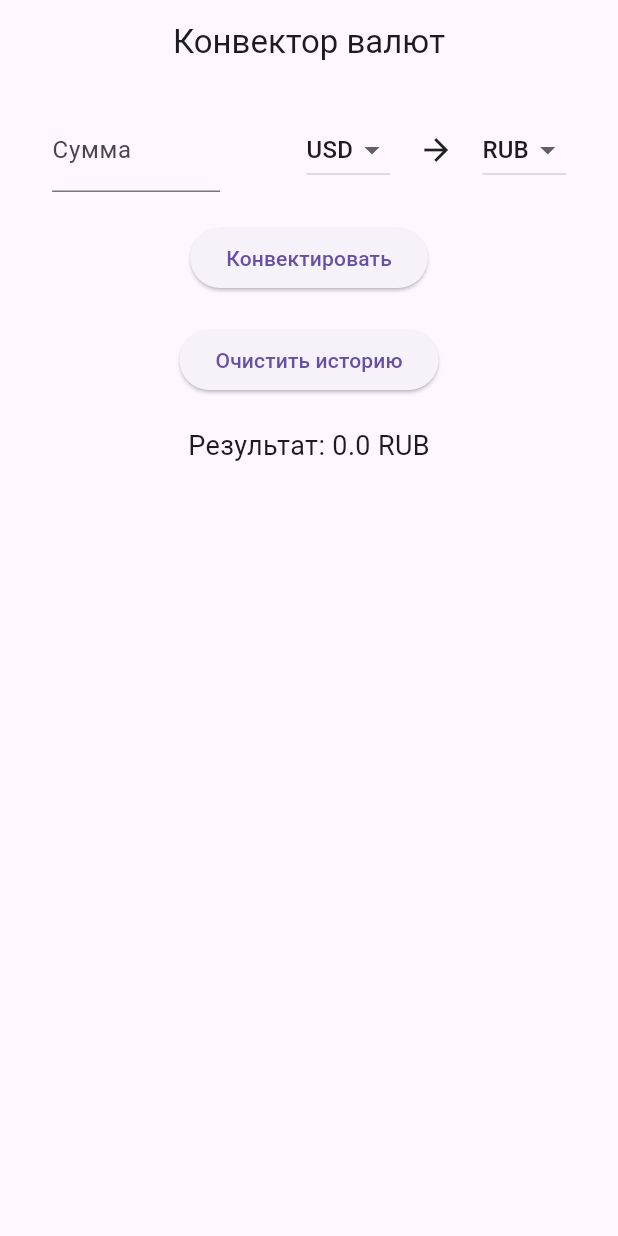
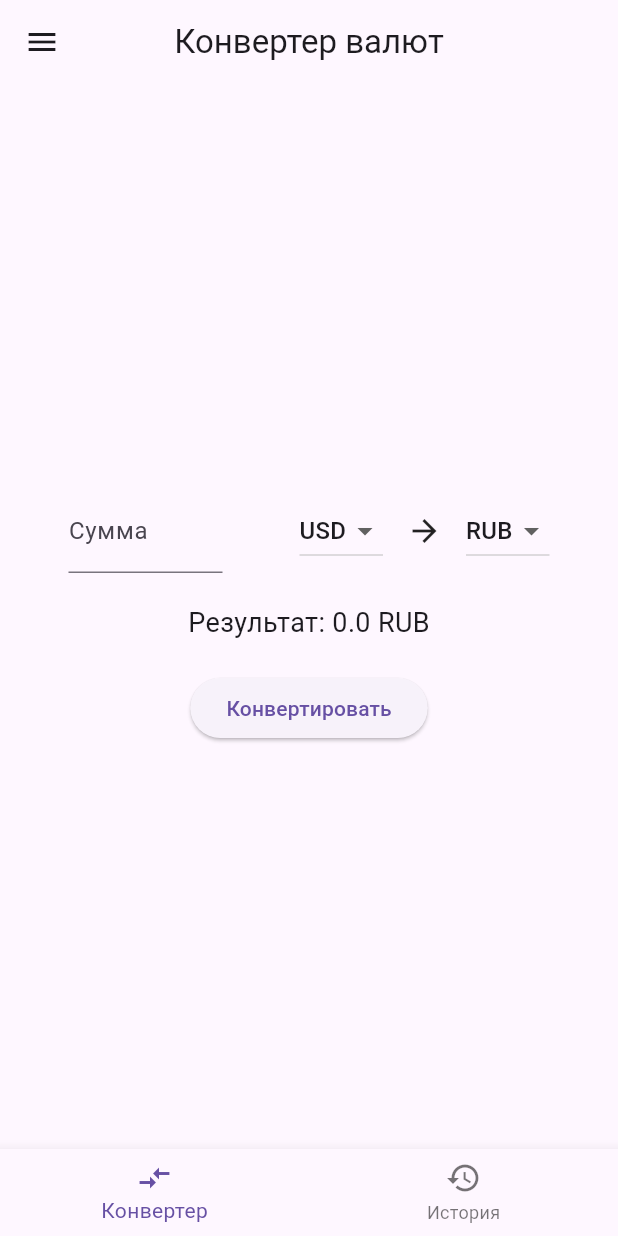
Before and after one commit to Sodx1/idz, a Flutter app: the screen it shows after launch, on a phone screen of 412 x 824 dp. Run offline on Flutter 3.47's test engine with Material 3 defaults, Android fonts, the phone set to English and light mode, and no system bars; our stand-ins replace sqflite; accounts and stored records are empty.

Commit message:
final ya zhmyrik

```diff
--- a/lib/main.dart
+++ b/lib/main.dart
@@ -7,6 +7,8 @@ import 'package:intl/intl.dart';
 import 'package:sqflite/sqflite.dart';
 import 'package:path/path.dart' as Path;
 import 'package:path_provider/path_provider.dart';
+
+import 'historical_page.dart';
 
 void main() {
   runApp(MyApp());
@@ -34,7 +36,7 @@ class MyApp extends StatelessWidget {
   @override
   Widget build(BuildContext context) {
     return MaterialApp(
-      title: 'Конвектор валют',
+      title: 'Currency Converter',
       home: CurrencyConverter(),
     );
   }
@@ -54,6 +56,8 @@ class _CurrencyConverterState extends State<CurrencyConverter> {
   List<ConversionHistory> conversionHistory = [];
 
   late Database _database;
+
+  int _currentIndex = 0;
 
   @override
   void initState() {
@@ -112,7 +116,6 @@ class _CurrencyConverterState extends State<CurrencyConverter> {
     }
   }
 
-  // Метод для удаления всех записей из истории
   Future<void> clearConversionHistory() async {
     await _database.delete('conversion_history');
     loadConversionHistory();
@@ -139,7 +142,6 @@ class _CurrencyConverterState extends State<CurrencyConverter> {
           setState(() {
             result = data['result'];
 
-            // Добавление записи в историю
             conversionHistory.add(ConversionHistory(
               id: 0,
               timestamp: DateTime.now(),
@@ -149,7 +151,6 @@ class _CurrencyConverterState extends State<CurrencyConverter> {
               result: result,
             ));
 
-            // Сохранение истории
             saveConversionHistory();
           });
         } else {
@@ -174,17 +175,69 @@ class _CurrencyConverterState extends State<CurrencyConverter> {
     );
   }
 
-
-
   @override
   Widget build(BuildContext context) {
     return Scaffold(
       appBar: AppBar(
-        title: Text('Конвектор валют'),
+        title: Text('Конвертер валют'),
         centerTitle: true,
       ),
-      body: Container(
-        padding: const EdgeInsets.all(16.0),
+      drawer: _buildDrawer(),
+      body: _currentIndex == 0
+          ? _buildConversionPage()
+          : _buildHistoryPage(),
+      bottomNavigationBar: BottomNavigationBar(
+        currentIndex: _currentIndex,
+        onTap: (index) {
+          setState(() {
+            _currentIndex = index;
+          });
+        },
+        items: [
+          BottomNavigationBarItem(
+            icon: Icon(Icons.compare_arrows),
+            label: 'Конвертер',
+          ),
+          BottomNavigationBarItem(
+            icon: Icon(Icons.history),
+            label: 'История',
+          ),
+        ],
+      ),
+    );
+  }
+
+  Widget _buildDrawer() {
+    return Drawer(
+      child: ListView(
+        children: [
+          ListTile(
+            title: Text('Конвертировать валюту'),
+            onTap: () {
+              setState(() {
+                _currentIndex = 0;
+                Navigator.pop(context); // Закрываем меню
+              });
+            },
+          ),
+          ListTile(
+            title: Text('Просмотреть валюту по дате'),
+            onTap: () async {
+              Navigator.push(
+                context,
+                MaterialPageRoute(builder: (context) => HistoricalPage()),
+              );
+            },
+          ),
+        ],
+      ),
+    );
+  }
+
+  Widget _buildConversionPage() {
+    return Container(
+      padding: const EdgeInsets.all(30.0),
+
       child: Column(
         mainAxisAlignment: MainAxisAlignment.center,
         crossAxisAlignment: CrossAxisAlignment.center,
@@ -212,7 +265,7 @@ class _CurrencyConverterState extends State<CurrencyConverter> {
                       fromCurrency = newValue!;
                     });
                   },
-                    items: <String>['USD', 'EUR', 'GBP', 'JPY', 'RUB',"AED","AFN"]
+                  items: <String>['USD', 'EUR', 'GBP', 'JPY', 'RUB', 'AED']
                       .map<DropdownMenuItem<String>>((String value) {
                     return DropdownMenuItem<String>(
                       value: value,
@@ -230,7 +283,7 @@ class _CurrencyConverterState extends State<CurrencyConverter> {
                       toCurrency = newValue!;
                     });
                   },
-                    items: <String>['USD', 'EUR', 'GBP', 'JPY', 'RUB',"AED","AFN"]
+                  items: <String>['USD', 'EUR', 'GBP', 'JPY', 'RUB', 'AED']
                       .map<DropdownMenuItem<String>>((String value) {
                     return DropdownMenuItem<String>(
                       value: value,
@@ -242,21 +295,32 @@ class _CurrencyConverterState extends State<CurrencyConverter> {
             ],
           ),
           SizedBox(height: 20),
+          Text(
+            'Результат: $result $toCurrency',
+            style: TextStyle(fontSize: 18),
+          ),
+          SizedBox(height: 20),
           ElevatedButton(
             onPressed: convertCurrency,
-              child: Text('Конвектировать'),
+            child: Text('Конвертировать'),
           ),
-            SizedBox(height: 20),
+        ],
+      ),
+    );
+  }
+
+  Widget _buildHistoryPage() {
+    return Container(
+      padding: const EdgeInsets.all(16.0),
+      child: Column(
+        mainAxisAlignment: MainAxisAlignment.center,
+        crossAxisAlignment: CrossAxisAlignment.center,
+        children: [
           ElevatedButton(
             onPressed: clearConversionHistory,
             child: Text('Очистить историю'),
           ),
           SizedBox(height: 20),
-            Text(
-              'Результат: $result $toCurrency',
-              style: TextStyle(fontSize: 18),
-            ),
-            SizedBox(height: 10),
           Expanded(
             child: ListView.builder(
               itemCount: conversionHistory.length,
@@ -264,7 +328,7 @@ class _CurrencyConverterState extends State<CurrencyConverter> {
                 final historyItem = conversionHistory[index];
                 return ListTile(
                   title: Text(
-                      'Конвектированно ${historyItem.amount} ${historyItem.fromCurrency} в ${historyItem.result} ${historyItem.toCurrency}',
+                    'Конвертировано ${historyItem.amount} ${historyItem.fromCurrency} в ${historyItem.result} ${historyItem.toCurrency}',
                   ),
                   subtitle: Text(
                     'Время: ${DateFormat.yMd().add_Hms().format(historyItem.timestamp)}',
@@ -272,7 +336,6 @@ class _CurrencyConverterState extends State<CurrencyConverter> {
                   trailing: IconButton(
                     icon: Icon(Icons.delete),
                     onPressed: () {
-                        // Удаление записи из базы данных
                       _database.delete('conversion_history',
                           where: 'id = ?', whereArgs: [historyItem.id]);
                       loadConversionHistory();
@@ -284,6 +347,14 @@ class _CurrencyConverterState extends State<CurrencyConverter> {
           ),
         ],
       ),
+    );
+  }
+
+  void _openHistoricalPage(String date) {
+    Navigator.push(
+      context,
+      MaterialPageRoute(
+        builder: (context) => HistoricalPage(),
       ),
     );
   }
```
Also changed, not shown: lib/historical_page.dart (added, +131 -0 lines). Lines whose indentation alone changed are shown as unchanged.
